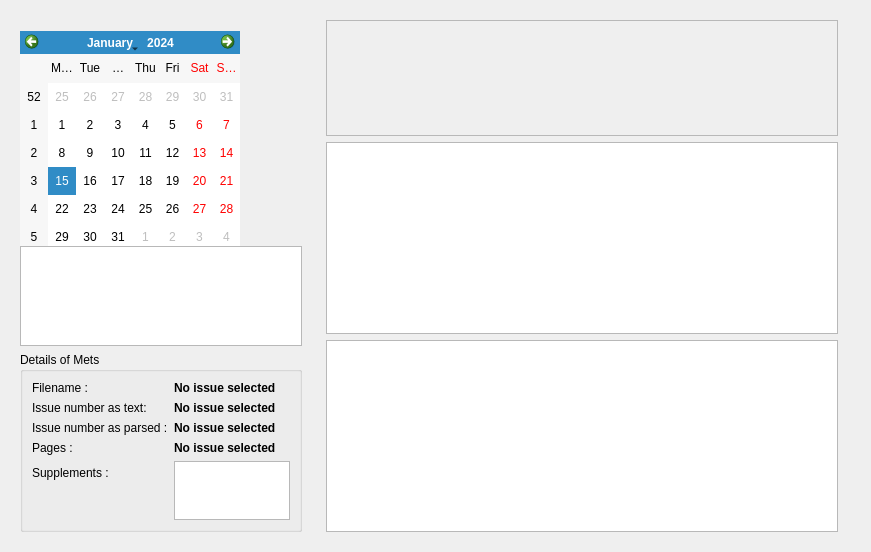
Old version of the form namalysator/w_disk.ui in the repository phungthomas/Namalysator.
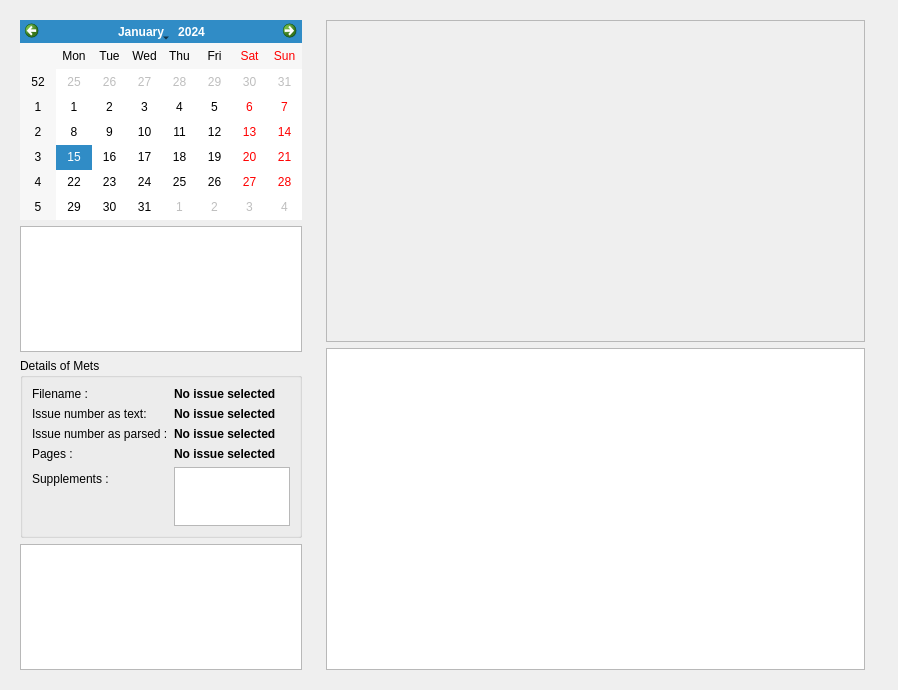
New version of the form.

What changed in the file:
```diff
--- a/namalysator/w_disk.ui
+++ b/namalysator/w_disk.ui
@@ -6,8 +6,8 @@
    <rect>
     <x>0</x>
     <y>0</y>
-    <width>871</width>
-    <height>523</height>
+    <width>898</width>
+    <height>690</height>
    </rect>
   </property>
   <property name="font">
@@ -52,21 +52,21 @@
       <item>
        <widget class="QCalendarWidget" name="calendarWidget">
         <property name="sizePolicy">
-         <sizepolicy hsizetype="Fixed" vsizetype="Fixed">
+         <sizepolicy hsizetype="Preferred" vsizetype="Preferred">
           <horstretch>0</horstretch>
           <verstretch>0</verstretch>
          </sizepolicy>
         </property>
         <property name="minimumSize">
-         <size>
-          <width>220</width>
-          <height>220</height>
-         </size>
-        </property>
-        <property name="maximumSize">
          <size>
           <width>200</width>
-          <height>198</height>
+          <height>200</height>
+         </size>
+        </property>
+        <property name="maximumSize">
+         <size>
+          <width>16000</width>
+          <height>16000</height>
          </size>
         </property>
         <property name="font">
@@ -218,6 +218,16 @@
         </layout>
        </widget>
       </item>
+      <item>
+       <widget class="QTableWidget" name="tableYear">
+        <property name="minimumSize">
+         <size>
+          <width>0</width>
+          <height>0</height>
+         </size>
+        </property>
+       </widget>
+      </item>
      </layout>
     </widget>
    </item>
@@ -252,23 +262,13 @@
           <rect>
            <x>0</x>
            <y>0</y>
-           <width>516</width>
-           <height>89</height>
+           <width>543</width>
+           <height>322</height>
           </rect>
          </property>
         </widget>
        </widget>
       </item>
-      <item>
-       <widget class="QTableWidget" name="tableYear">
-        <property name="minimumSize">
-         <size>
-          <width>0</width>
-          <height>0</height>
-         </size>
-        </property>
-       </widget>
-      </item>
       <item>
        <widget class="QTreeView" name="treeViewMets"/>
       </item>
```
